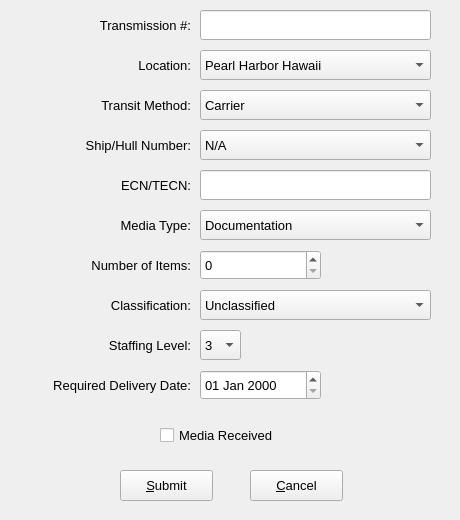
Above: frmadddelivery.ui from chhimichanga/deliveryqueue before the change. Below: the same form after it.
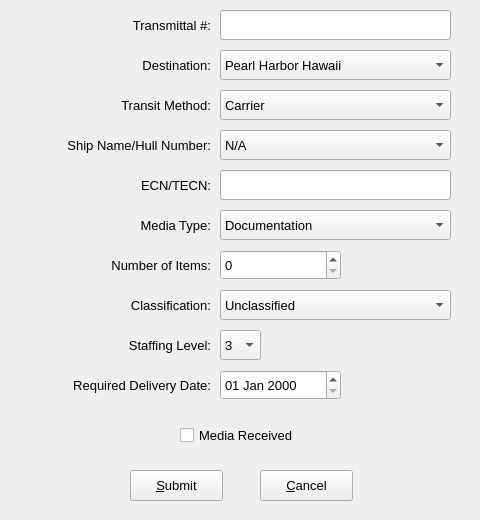
That is the form after the change.

```diff
--- a/frmadddelivery.ui
+++ b/frmadddelivery.ui
@@ -9,7 +9,7 @@
    <rect>
     <x>0</x>
     <y>0</y>
-    <width>460</width>
+    <width>480</width>
     <height>520</height>
    </rect>
   </property>
@@ -19,7 +19,7 @@
   <widget class="QCheckBox" name="chkMediaReceived">
    <property name="geometry">
     <rect>
-     <x>160</x>
+     <x>180</x>
      <y>420</y>
      <width>141</width>
      <height>30</height>
@@ -37,7 +37,7 @@
   <widget class="QLabel" name="lblMediaType">
    <property name="geometry">
     <rect>
-     <x>80</x>
+     <x>100</x>
      <y>210</y>
      <width>111</width>
      <height>30</height>
@@ -58,7 +58,7 @@
   <widget class="QLabel" name="lblStaffing">
    <property name="geometry">
     <rect>
-     <x>70</x>
+     <x>90</x>
      <y>330</y>
      <width>121</width>
      <height>30</height>
@@ -79,7 +79,7 @@
   <widget class="QLabel" name="lblLocation">
    <property name="geometry">
     <rect>
-     <x>70</x>
+     <x>90</x>
      <y>50</y>
      <width>121</width>
      <height>30</height>
@@ -91,7 +91,7 @@
     </font>
    </property>
    <property name="text">
-    <string>Location:</string>
+    <string>Destination:</string>
    </property>
    <property name="alignment">
     <set>Qt::AlignRight|Qt::AlignTrailing|Qt::AlignVCenter</set>
@@ -100,7 +100,7 @@
   <widget class="QPushButton" name="btnSubmit">
    <property name="geometry">
     <rect>
-     <x>120</x>
+     <x>130</x>
      <y>470</y>
      <width>93</width>
      <height>31</height>
@@ -118,7 +118,7 @@
   <widget class="QComboBox" name="cboTransitMethod">
    <property name="geometry">
     <rect>
-     <x>200</x>
+     <x>220</x>
      <y>90</y>
      <width>231</width>
      <height>30</height>
@@ -143,7 +143,7 @@
   <widget class="QSpinBox" name="spnNumberObjects">
    <property name="geometry">
     <rect>
-     <x>200</x>
+     <x>220</x>
      <y>250</y>
      <width>121</width>
      <height>30</height>
@@ -161,7 +161,7 @@
   <widget class="QComboBox" name="cboLocation">
    <property name="geometry">
     <rect>
-     <x>200</x>
+     <x>220</x>
      <y>50</y>
      <width>231</width>
      <height>30</height>
@@ -211,7 +211,7 @@
   <widget class="QLabel" name="lblClassification">
    <property name="geometry">
     <rect>
-     <x>70</x>
+     <x>90</x>
      <y>290</y>
      <width>121</width>
      <height>30</height>
@@ -235,7 +235,7 @@
   <widget class="QDateEdit" name="dteDeliveryDate">
    <property name="geometry">
     <rect>
-     <x>200</x>
+     <x>220</x>
      <y>370</y>
      <width>121</width>
      <height>30</height>
@@ -267,7 +267,7 @@
   <widget class="QComboBox" name="cboStaffing">
    <property name="geometry">
     <rect>
-     <x>200</x>
+     <x>220</x>
      <y>330</y>
      <width>41</width>
      <height>30</height>
@@ -300,7 +300,7 @@
   <widget class="QComboBox" name="cboMediaType">
    <property name="geometry">
     <rect>
-     <x>200</x>
+     <x>220</x>
      <y>210</y>
      <width>231</width>
      <height>30</height>
@@ -330,7 +330,7 @@
   <widget class="QComboBox" name="cboClassification">
    <property name="geometry">
     <rect>
-     <x>200</x>
+     <x>220</x>
      <y>290</y>
      <width>231</width>
      <height>30</height>
@@ -360,7 +360,7 @@
   <widget class="QPushButton" name="btnCancel">
    <property name="geometry">
     <rect>
-     <x>250</x>
+     <x>260</x>
      <y>470</y>
      <width>93</width>
      <height>31</height>
@@ -378,7 +378,7 @@
   <widget class="QLabel" name="lblTransitMethod">
    <property name="geometry">
     <rect>
-     <x>60</x>
+     <x>80</x>
      <y>90</y>
      <width>131</width>
      <height>30</height>
@@ -399,7 +399,7 @@
   <widget class="QLabel" name="lblDeliveryDate">
    <property name="geometry">
     <rect>
-     <x>10</x>
+     <x>30</x>
      <y>370</y>
      <width>181</width>
      <height>30</height>
@@ -420,7 +420,7 @@
   <widget class="QLabel" name="lblNumberItems">
    <property name="geometry">
     <rect>
-     <x>50</x>
+     <x>70</x>
      <y>250</y>
      <width>141</width>
      <height>30</height>
@@ -441,7 +441,7 @@
   <widget class="QComboBox" name="cboShipHull">
    <property name="geometry">
     <rect>
-     <x>200</x>
+     <x>220</x>
      <y>130</y>
      <width>231</width>
      <height>30</height>
@@ -496,9 +496,9 @@
   <widget class="QLabel" name="lblShipHull">
    <property name="geometry">
     <rect>
-     <x>30</x>
+     <x>20</x>
      <y>130</y>
-     <width>161</width>
+     <width>191</width>
      <height>30</height>
     </rect>
    </property>
@@ -508,7 +508,7 @@
     </font>
    </property>
    <property name="text">
-    <string>Ship/Hull Number:</string>
+    <string>Ship Name/Hull Number:</string>
    </property>
    <property name="alignment">
     <set>Qt::AlignRight|Qt::AlignTrailing|Qt::AlignVCenter</set>
@@ -517,7 +517,7 @@
   <widget class="QLineEdit" name="ledECN">
    <property name="geometry">
     <rect>
-     <x>200</x>
+     <x>220</x>
      <y>170</y>
      <width>231</width>
      <height>30</height>
@@ -532,7 +532,7 @@
   <widget class="QLabel" name="lblECN">
    <property name="geometry">
     <rect>
-     <x>80</x>
+     <x>100</x>
      <y>170</y>
      <width>111</width>
      <height>30</height>
@@ -553,7 +553,7 @@
   <widget class="QLineEdit" name="ledTransmission">
    <property name="geometry">
     <rect>
-     <x>200</x>
+     <x>220</x>
      <y>10</y>
      <width>231</width>
      <height>30</height>
@@ -571,7 +571,7 @@
   <widget class="QLabel" name="lblTransmission">
    <property name="geometry">
     <rect>
-     <x>60</x>
+     <x>80</x>
      <y>10</y>
      <width>131</width>
      <height>30</height>
@@ -583,7 +583,7 @@
     </font>
    </property>
    <property name="text">
-    <string>Transmission #:</string>
+    <string>Transmittal #:</string>
    </property>
    <property name="alignment">
     <set>Qt::AlignRight|Qt::AlignTrailing|Qt::AlignVCenter</set>
```
Left out of the diff: 18 changed lines with no effect on the pictures.
